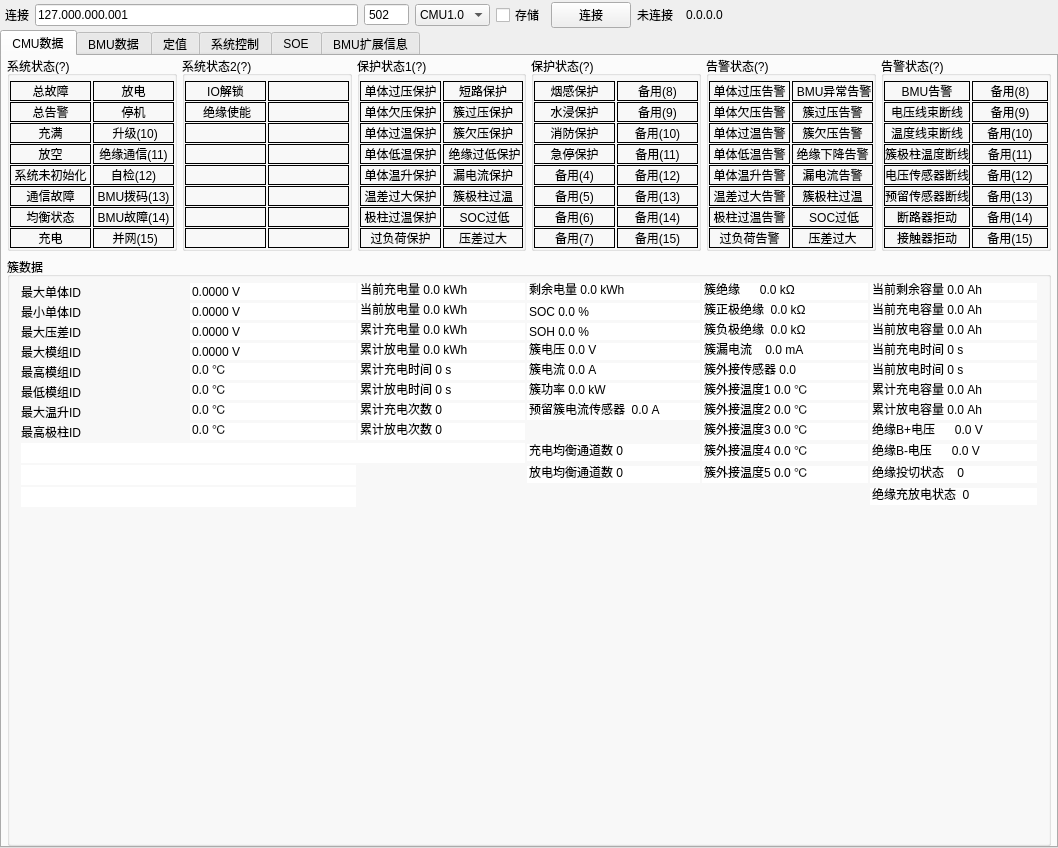
First picture: the form in views/bmsview/bmsview.ui, repository Shogpe/bmsTool, before the edit.
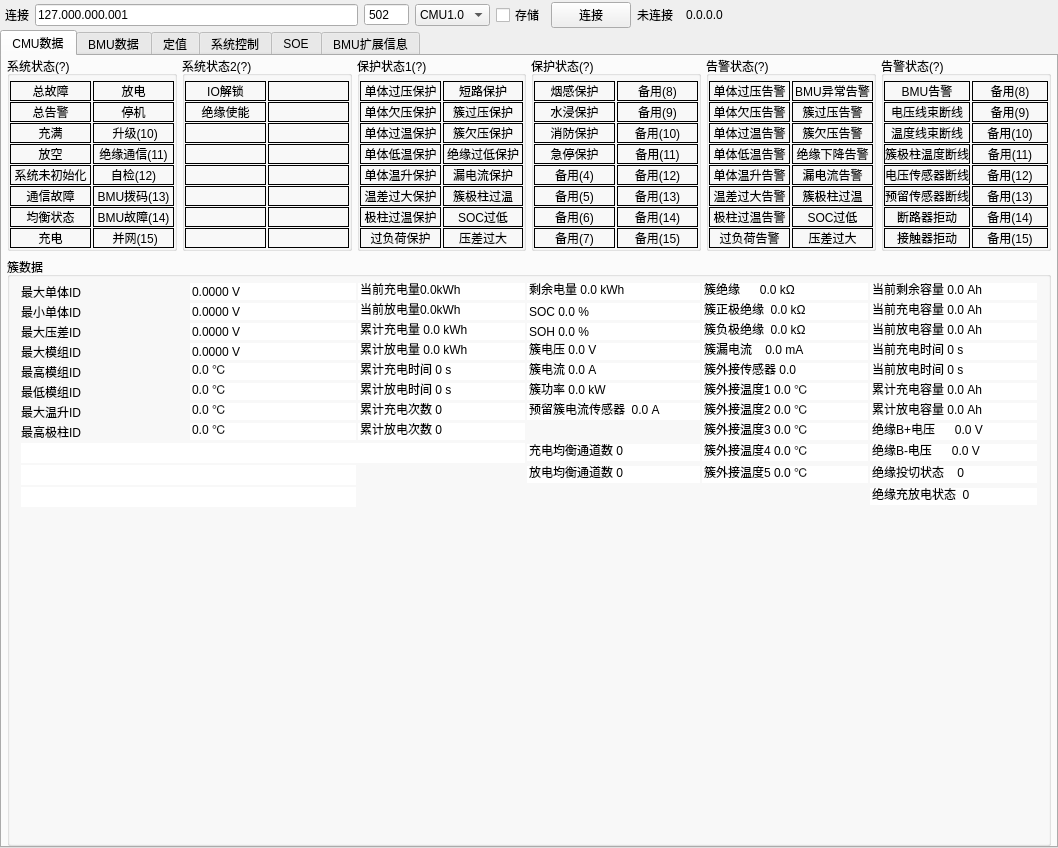
Second picture: the form after the edit. The open tabs and pages were chosen to show the change. Custom widgets are drawn as their Qt base class.

What changed in the file:
```diff
--- a/views/bmsview/bmsview.ui
+++ b/views/bmsview/bmsview.ui
@@ -624,7 +624,7 @@
                  <enum>QFrame::Box</enum>
                 </property>
                 <property name="text">
-                 <string> 绝缘使能</string>
+                 <string>绝缘使能</string>
                 </property>
                 <property name="alignment">
                  <set>Qt::AlignCenter</set>
@@ -1055,7 +1055,7 @@
                  <enum>QFrame::Box</enum>
                 </property>
                 <property name="text">
-                 <string> 绝缘过低保护</string>
+                 <string>绝缘过低保护</string>
                 </property>
                 <property name="alignment">
                  <set>Qt::AlignCenter</set>
@@ -1094,7 +1094,7 @@
                  <enum>QFrame::Box</enum>
                 </property>
                 <property name="text">
-                 <string> SOC过低</string>
+                 <string>SOC过低</string>
                 </property>
                 <property name="alignment">
                  <set>Qt::AlignCenter</set>
@@ -1511,7 +1511,7 @@
                  <enum>QFrame::Box</enum>
                 </property>
                 <property name="text">
-                 <string> BMU异常告警</string>
+                 <string>BMU异常告警</string>
                 </property>
                 <property name="alignment">
                  <set>Qt::AlignCenter</set>
@@ -1589,7 +1589,7 @@
                  <enum>QFrame::Box</enum>
                 </property>
                 <property name="text">
-                 <string> SOC过低</string>
+                 <string>SOC过低</string>
                 </property>
                 <property name="alignment">
                  <set>Qt::AlignCenter</set>
@@ -2121,10 +2121,10 @@
              <bool>false</bool>
             </property>
             <property name="prefix">
-             <string>当前充电量 </string>
+             <string>当前充电量</string>
             </property>
             <property name="suffix">
-             <string> kWh</string>
+             <string>kWh</string>
             </property>
             <property name="decimals">
              <number>1</number>
@@ -2881,10 +2881,10 @@
              <bool>false</bool>
             </property>
             <property name="prefix">
-             <string>当前放电量 </string>
+             <string>当前放电量</string>
             </property>
             <property name="suffix">
-             <string> kWh</string>
+             <string>kWh</string>
             </property>
             <property name="decimals">
              <number>1</number>
```
Left out of the diff: 5 changed lines with no effect on the pictures.
